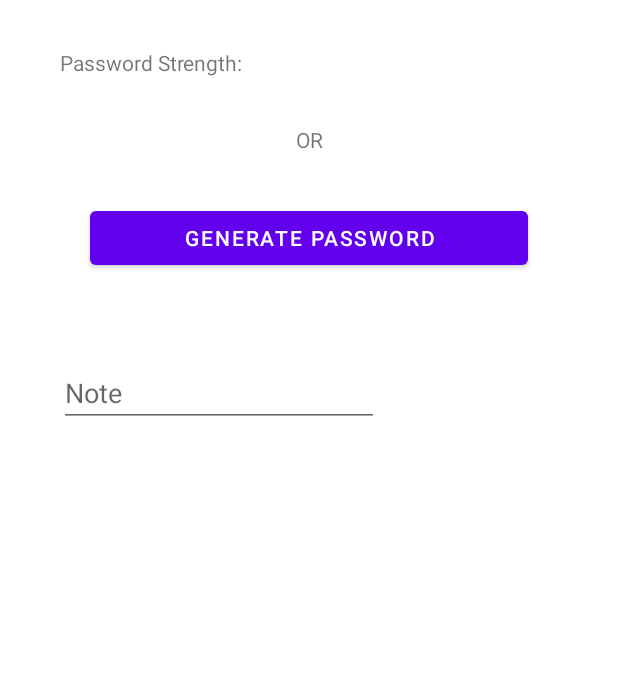
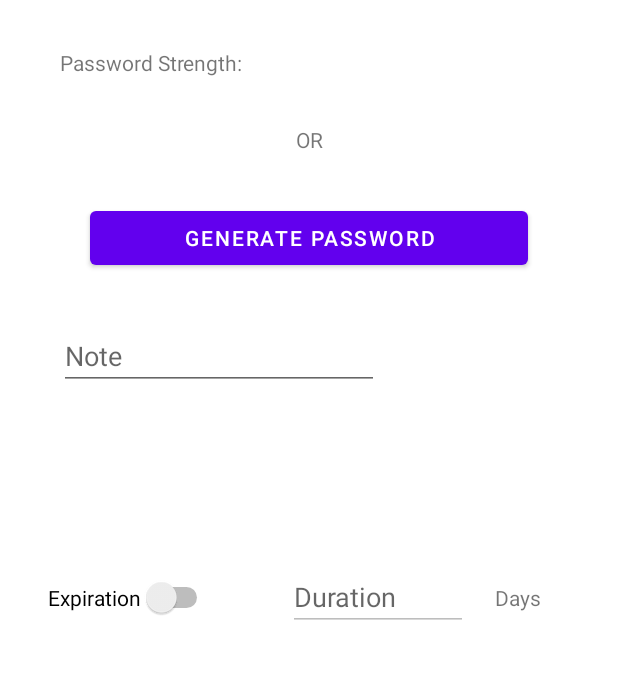
Before and after one commit to gnoguer/PasswordManager-TFG, an Android app: the AddPasswordActivity screen opened directly, with no data from a screen before it, on a phone screen of 412 x 824 dp, the part 432-1111 px from its top. Run offline under Robolectric (Android 15) with nearby library versions, the phone set to English and light mode, and no system bars; our stand-ins replace Volley.

Commit message:
Notifications when password expires

```diff
--- a/app/src/main/java/com/example/passwordmanager/AddPasswordActivity.java
+++ b/app/src/main/java/com/example/passwordmanager/AddPasswordActivity.java
@@ -6,21 +6,23 @@ import androidx.appcompat.app.AppCompatActivity;
 import androidx.appcompat.widget.Toolbar;
 
 import android.app.Activity;
+import android.app.AlarmManager;
+import android.app.PendingIntent;
 import android.content.Intent;
 import android.graphics.Color;
 import android.os.Build;
 import android.os.Bundle;
-import android.os.Parcelable;
 import android.text.Editable;
 import android.text.TextUtils;
 import android.text.TextWatcher;
-import android.util.Log;
 import android.view.Menu;
 import android.view.MenuInflater;
 import android.view.MenuItem;
 import android.view.View;
 import android.widget.Button;
+import android.widget.CompoundButton;
 import android.widget.EditText;
+import android.widget.Switch;
 import android.widget.TextView;
 import android.widget.Toast;
 
@@ -34,8 +36,8 @@ import org.json.JSONException;
 import org.json.JSONObject;
 
 import java.io.IOException;
-import java.io.Serializable;
 import java.security.GeneralSecurityException;
+import java.util.Calendar;
 import java.util.HashMap;
 import java.util.Map;
 
@@ -49,7 +51,8 @@ public class AddPasswordActivity extends AppCompatActivity {
     Button generatePassBtn;
     EditText note;
     TextView passwordStrength;
-
+    Switch expirationSwitch;
+    EditText expirationDays;
     @Override
     protected void onCreate(Bundle savedInstanceState) {
         super.onCreate(savedInstanceState);
@@ -65,8 +68,12 @@ public class AddPasswordActivity extends AppCompatActivity {
         generatePassBtn = findViewById(R.id.buttonGeneratePassword);
         note = findViewById(R.id.editTextPassNote);
         passwordStrength = findViewById(R.id.passwordStrengthTextView);
+        expirationSwitch = findViewById(R.id.expirationSwitch);
+        expirationDays = findViewById(R.id.setExpirationEditTextNumber);
 
         password.addTextChangedListener(passwordEditorWatcher);
+
+        expirationDays.setEnabled(false);
 
         generatePassBtn.setOnClickListener(new View.OnClickListener() {
             @Override
@@ -75,6 +82,24 @@ public class AddPasswordActivity extends AppCompatActivity {
                 startActivityForResult(intent, LAUNCH_SECOND_ACTIVITY);
             }
         });
+
+        expirationSwitch.setOnCheckedChangeListener(new CompoundButton.OnCheckedChangeListener() {
+            @Override
+            public void onCheckedChanged(CompoundButton buttonView, boolean isChecked) {
+                if(isChecked){
+                    expirationDays.setEnabled(true);
+                }else{
+                    expirationDays.setEnabled(false);
+                }
+            }
+
+        });
+
+
+
+
+
+
     }
 
     @Override
@@ -111,32 +136,20 @@ public class AddPasswordActivity extends AppCompatActivity {
             return false;
         }
 
-//        if (TextUtils.isEmpty(strUserName)) {
-//            username.setError("Please enter your username");
-//            username.requestFocus();
-//            return false;
-//        }
-
         if (TextUtils.isEmpty(strPassword)) {
             password.setError("Please enter your password");
             password.requestFocus();
             return false;
         }
 
-//        if (TextUtils.isEmpty(strNote)) {
-//            note.setError("Please enter your password");
-//            note.requestFocus();
-//            return false;
-//        }
-
         return true;
     }
     @RequiresApi(api = Build.VERSION_CODES.O)
     public void savePassword() throws GeneralSecurityException, IOException {
         if(validInputs()){
+
             String strPass = password.getText().toString();
             User user = SharedPrefManager.getInstance(getApplicationContext()).getUser();
-            //Encryption of the password
             String strEncryptedPass = Crypter.getInstance(getApplicationContext()).encrypt(strPass);
 
             StringRequest stringRequest = new StringRequest(Request.Method.POST, URLs.URL_SAVE_PASSWORD,
@@ -187,7 +200,24 @@ public class AddPasswordActivity extends AppCompatActivity {
                 }
             };
             VolleySingleton.getInstance(this).addToRequestQueue(stringRequest);
+
+            if(expirationSwitch.isChecked()){
+                int days = Integer.parseInt(expirationDays.getText().toString());
+                setExpirationAlarm(days, String.valueOf(serviceName.getText()));
+            }
+
         }
+    }
+
+    private void setExpirationAlarm(int days, String serviceName){
+        Calendar calendar = Calendar.getInstance();
+        calendar.add(Calendar.DATE, days);
+
+        Intent intent = new Intent(getApplicationContext(), AlarmReceiver.class);
+        intent.putExtra("serviceName", serviceName);
+        PendingIntent pendingIntent = PendingIntent.getBroadcast(getApplicationContext(), 1, intent, 0);
+        AlarmManager alarmManager = (AlarmManager)getSystemService(ALARM_SERVICE);
+        alarmManager.set(AlarmManager.RTC_WAKEUP, calendar.getTimeInMillis(), pendingIntent);
     }
 
     @Override
--- a/app/src/main/java/com/example/passwordmanager/LoginActivity.java
+++ b/app/src/main/java/com/example/passwordmanager/LoginActivity.java
@@ -83,8 +83,6 @@ public class LoginActivity extends AppCompatActivity {
                startActivity(new Intent(getApplicationContext(), SignupActivity.class));
            }
        });
-
-
     }
 
     @RequiresApi(api = Build.VERSION_CODES.O)
--- a/app/src/main/java/com/example/passwordmanager/PasswordsVaultActivity.java
+++ b/app/src/main/java/com/example/passwordmanager/PasswordsVaultActivity.java
@@ -8,6 +8,8 @@ import androidx.recyclerview.widget.LinearLayoutManager;
 import androidx.recyclerview.widget.RecyclerView;
 
 import android.app.Activity;
+import android.app.AlarmManager;
+import android.app.PendingIntent;
 import android.content.ClipData;
 import android.content.ClipboardManager;
 import android.content.Intent;
@@ -65,16 +67,16 @@ public class PasswordsVaultActivity extends AppCompatActivity {
             e.printStackTrace();
         }
 
+
         fab.setOnClickListener(new View.OnClickListener(){
-
             public void onClick(View view){
                 Intent intent = new Intent(PasswordsVaultActivity.this, AddPasswordActivity.class);
                 startActivityForResult(intent, 1);
             }
         });
 
+
         SearchView searchView = findViewById(R.id.servicesSearchView);
-
         searchView.setOnQueryTextListener(new SearchView.OnQueryTextListener() {
             @Override
             public boolean onQueryTextSubmit(String query) {
--- a/app/src/main/res/layout/activity_add_password.xml
+++ b/app/src/main/res/layout/activity_add_password.xml
@@ -93,19 +93,14 @@
         android:layout_width="wrap_content"
         android:layout_height="wrap_content"
         android:layout_marginStart="80dp"
-        android:layout_marginLeft="80dp"
         android:layout_marginTop="32dp"
         android:layout_marginEnd="200dp"
-        android:layout_marginRight="200dp"
-        android:layout_marginBottom="32dp"
         android:ems="10"
         android:hint="Note"
         android:inputType="textPersonName"
-        app:layout_constraintBottom_toBottomOf="parent"
         app:layout_constraintEnd_toEndOf="parent"
         app:layout_constraintStart_toStartOf="parent"
-        app:layout_constraintTop_toBottomOf="@+id/buttonGeneratePassword"
-        app:layout_constraintVertical_bias="0.100000024" />
+        app:layout_constraintTop_toBottomOf="@+id/buttonGeneratePassword" />
 
     <TextView
         android:id="@+id/textView4"
@@ -134,4 +129,47 @@
         app:layout_constraintStart_toEndOf="@+id/textView3"
         app:layout_constraintTop_toBottomOf="@+id/editTextPassword" />
 
+    <Switch
+        android:id="@+id/expirationSwitch"
+        android:layout_width="wrap_content"
+        android:layout_height="wrap_content"
+        android:layout_marginStart="32dp"
+        android:layout_marginTop="32dp"
+        android:layout_marginBottom="32dp"
+        android:text="Expiration"
+        app:layout_constraintBottom_toBottomOf="parent"
+        app:layout_constraintStart_toStartOf="parent"
+        app:layout_constraintTop_toBottomOf="@+id/editTextPassNote" />
+
+    <EditText
+        android:id="@+id/setExpirationEditTextNumber"
+        android:layout_width="0dp"
+        android:layout_height="wrap_content"
+        android:layout_marginStart="50dp"
+        android:layout_marginTop="32dp"
+        android:layout_marginEnd="100dp"
+        android:layout_marginBottom="32dp"
+        android:enabled="false"
+        android:ems="10"
+        android:hint="Duration"
+        android:inputType="numberDecimal"
+        app:layout_constraintBottom_toBottomOf="parent"
+        app:layout_constraintEnd_toEndOf="parent"
+        app:layout_constraintStart_toEndOf="@+id/expirationSwitch"
+        app:layout_constraintTop_toBottomOf="@+id/editTextPassNote" />
+
+    <TextView
+        android:id="@+id/daysTextView"
+        android:layout_width="wrap_content"
+        android:layout_height="wrap_content"
+        android:layout_marginStart="16dp"
+        android:layout_marginTop="32dp"
+        android:layout_marginEnd="50dp"
+        android:layout_marginBottom="32dp"
+        android:text="Days"
+        app:layout_constraintBottom_toBottomOf="parent"
+        app:layout_constraintEnd_toEndOf="parent"
+        app:layout_constraintStart_toEndOf="@+id/setExpirationEditTextNumber"
+        app:layout_constraintTop_toBottomOf="@+id/editTextPassNote" />
+
 </androidx.constraintlayout.widget.ConstraintLayout>
```
Also changed, not shown: app/src/main/AndroidManifest.xml (+7 -1 lines), app/src/main/java/com/example/passwordmanager/AlarmReceiver.java (added, +53 -0 lines), app/src/main/java/com/example/passwordmanager/Crypter.java (+6 -5 lines).
